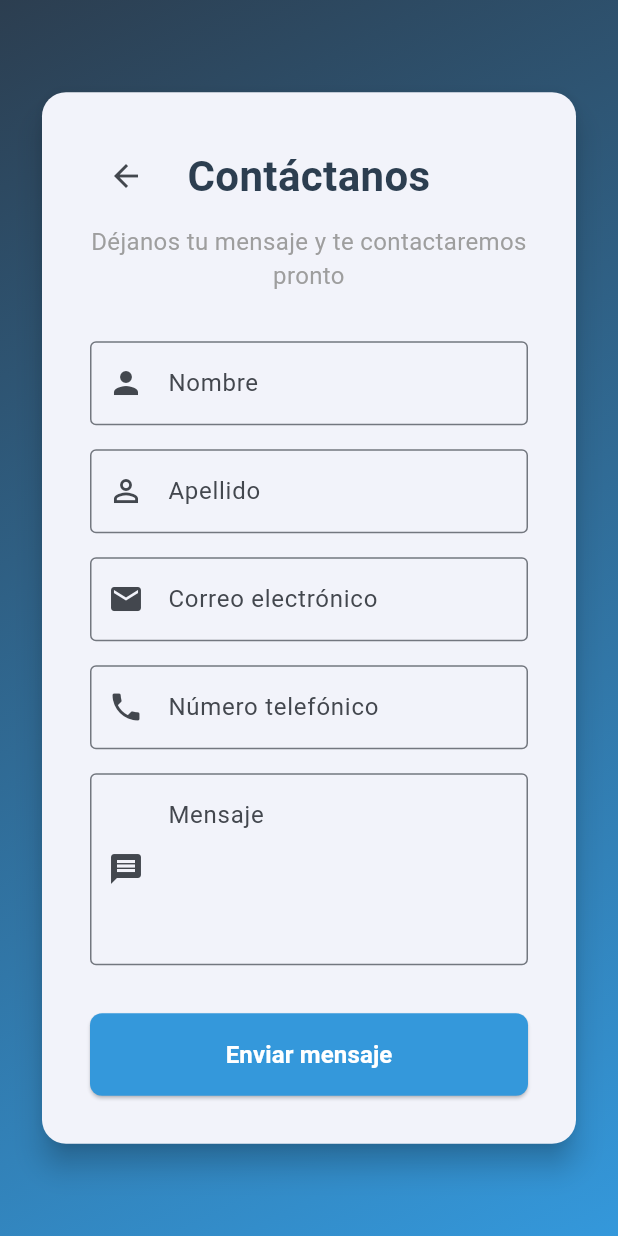
After one commit to JulianPiedrahita/jvs_cloud, a Flutter app: the screen it shows after launch, after a tap on the "contact mail" icon, on a phone screen of 412 x 824 dp. The commit adds this screen. Run offline on Flutter 3.47's test engine with Material 3 defaults, Android fonts, the light colour scheme and no system bars; our stand-ins replace connectivity_plus, dartz, dio, equatable, flutter_bloc, flutter_secure_storage and 6 more.

Commit message:
Add contact form - Create contact page with form and move contact link to dashboard header

```diff
--- a/lib/core/router/app_router.dart
+++ b/lib/core/router/app_router.dart
@@ -5,6 +5,7 @@ import '../constants/app_constants.dart';
 import '../../features/auth/presentation/pages/login_page.dart';
 import '../../features/auth/presentation/pages/register_page.dart';
 import '../../features/auth/presentation/pages/forgot_password_page.dart';
+import '../../features/contact/pages/contact_page.dart';
 import '../../features/dashboard/presentation/pages/dashboard_page.dart';
 import '../../features/profile/presentation/pages/profile_page.dart';
 import '../../features/iac_resources/presentation/pages/iac_resources_page.dart';
@@ -39,6 +40,13 @@ class AppRouter {
           path: AppRoutes.forgotPassword,
           name: 'forgot-password',
           builder: (context, state) => const ForgotPasswordPage(),
+        ),
+
+        // Contact Route
+        GoRoute(
+          path: '/contact',
+          name: 'contact',
+          builder: (context, state) => const ContactPage(),
         ),
 
         // Main Application Routes
--- /dev/null
+++ b/lib/features/contact/pages/contact_page.dart
@@ -0,0 +1,265 @@
+import 'package:flutter/material.dart';
+import 'package:go_router/go_router.dart';
+
+class ContactPage extends StatefulWidget {
+  const ContactPage({super.key});
+
+  @override
+  State<ContactPage> createState() => _ContactPageState();
+}
+
+class _ContactPageState extends State<ContactPage> {
+  final _formKey = GlobalKey<FormState>();
+  final _nameController = TextEditingController();
+  final _lastNameController = TextEditingController();
+  final _emailController = TextEditingController();
+  final _phoneController = TextEditingController();
+  final _messageController = TextEditingController();
+  bool _isLoading = false;
+
+  @override
+  void dispose() {
+    _nameController.dispose();
+    _lastNameController.dispose();
+    _emailController.dispose();
+    _phoneController.dispose();
+    _messageController.dispose();
+    super.dispose();
+  }
+
+  Future<void> _submitForm() async {
+    if (_formKey.currentState!.validate()) {
+      setState(() {
+        _isLoading = true;
+      });
+
+      // Simular envío del formulario
+      await Future.delayed(const Duration(seconds: 2));
+
+      if (mounted) {
+        setState(() {
+          _isLoading = false;
+        });
+
+        // Mostrar mensaje de confirmación
+        ScaffoldMessenger.of(context).showSnackBar(
+          const SnackBar(
+            content: Text('¡Mensaje enviado correctamente! Te contactaremos pronto.'),
+            backgroundColor: Colors.green,
+          ),
+        );
+
+        // Navegar al dashboard después de un pequeño delay
+        Future.delayed(const Duration(seconds: 1), () {
+          if (mounted) {
+            context.go('/dashboard');
+          }
+        });
+      }
+    }
+  }
+
+  @override
+  Widget build(BuildContext context) {
+    return Scaffold(
+      body: Container(
+        decoration: const BoxDecoration(
+          gradient: LinearGradient(
+            begin: Alignment.topLeft,
+            end: Alignment.bottomRight,
+            colors: [
+              Color(0xFF2C3E50),
+              Color(0xFF3498DB),
+            ],
+          ),
+        ),
+        child: SafeArea(
+          child: Center(
+            child: SingleChildScrollView(
+              padding: const EdgeInsets.all(24.0),
+              child: ConstrainedBox(
+                constraints: const BoxConstraints(maxWidth: 500),
+                child: Card(
+                  elevation: 8,
+                  shape: RoundedRectangleBorder(
+                    borderRadius: BorderRadius.circular(16),
+                  ),
+                  child: Padding(
+                    padding: const EdgeInsets.all(32.0),
+                    child: Form(
+                      key: _formKey,
+                      child: Column(
+                        crossAxisAlignment: CrossAxisAlignment.stretch,
+                        children: [
+                          // Header
+                          Row(
+                            children: [
+                              IconButton(
+                                onPressed: () => context.go('/'),
+                                icon: const Icon(Icons.arrow_back),
+                              ),
+                              const Expanded(
+                                child: Text(
+                                  'Contáctanos',
+                                  style: TextStyle(
+                                    fontSize: 28,
+                                    fontWeight: FontWeight.bold,
+                                    color: Color(0xFF2C3E50),
+                                  ),
+                                  textAlign: TextAlign.center,
+                                ),
+                              ),
+                              const SizedBox(width: 48),
+                            ],
+                          ),
+                          const SizedBox(height: 8),
+                          const Text(
+                            'Déjanos tu mensaje y te contactaremos pronto',
+                            style: TextStyle(
+                              fontSize: 16,
+                              color: Colors.grey,
+                            ),
+                            textAlign: TextAlign.center,
+                          ),
+                          const SizedBox(height: 32),
+
+                          // Nombre
+                          TextFormField(
+                            controller: _nameController,
+                            decoration: const InputDecoration(
+                              labelText: 'Nombre',
+                              prefixIcon: Icon(Icons.person),
+                              border: OutlineInputBorder(),
+                            ),
+                            validator: (value) {
+                              if (value == null || value.isEmpty) {
+                                return 'Por favor ingresa tu nombre';
+                              }
+                              return null;
+                            },
+                          ),
+                          const SizedBox(height: 16),
+
+                          // Apellido
+                          TextFormField(
+                            controller: _lastNameController,
+                            decoration: const InputDecoration(
+                              labelText: 'Apellido',
+                              prefixIcon: Icon(Icons.person_outline),
+                              border: OutlineInputBorder(),
+                            ),
+                            validator: (value) {
+                              if (value == null || value.isEmpty) {
+                                return 'Por favor ingresa tu apellido';
+                              }
+                              return null;
+                            },
+                          ),
+                          const SizedBox(height: 16),
+
+                          // Correo
+                          TextFormField(
+                            controller: _emailController,
+                            keyboardType: TextInputType.emailAddress,
+                            decoration: const InputDecoration(
+                              labelText: 'Correo electrónico',
+                              prefixIcon: Icon(Icons.email),
+                              border: OutlineInputBorder(),
+                            ),
+                            validator: (value) {
+                              if (value == null || value.isEmpty) {
+                                return 'Por favor ingresa tu correo';
+                              }
+                              if (!RegExp(r'^[\w-\.]+@([\w-]+\.)+[\w-]{2,4}$').hasMatch(value)) {
+                                return 'Por favor ingresa un correo válido';
+                              }
+                              return null;
+                            },
+                          ),
+                          const SizedBox(height: 16),
+
+                          // Teléfono
+                          TextFormField(
+                            controller: _phoneController,
+                            keyboardType: TextInputType.phone,
+                            decoration: const InputDecoration(
+                              labelText: 'Número telefónico',
+                              prefixIcon: Icon(Icons.phone),
+                              border: OutlineInputBorder(),
+                            ),
+                            validator: (value) {
+                              if (value == null || value.isEmpty) {
+                                return 'Por favor ingresa tu número telefónico';
+                              }
+                              return null;
+                            },
+                          ),
+                          const SizedBox(height: 16),
+
+                          // Mensaje
+                          TextFormField(
+                            controller: _messageController,
+                            maxLines: 4,
+                            decoration: const InputDecoration(
+                              labelText: 'Mensaje',
+                              prefixIcon: Icon(Icons.message),
+                              border: OutlineInputBorder(),
+                              alignLabelWithHint: true,
+                            ),
+                            validator: (value) {
+                              if (value == null || value.isEmpty) {
+                                return 'Por favor escribe tu mensaje';
+                              }
+                              return null;
+                            },
+                          ),
+                          const SizedBox(height: 32),
+
+                          // Botón enviar
+                          ElevatedButton(
+                            onPressed: _isLoading ? null : _submitForm,
+                            style: ElevatedButton.styleFrom(
+                              backgroundColor: const Color(0xFF3498DB),
+                              foregroundColor: Colors.white,
+                              padding: const EdgeInsets.symmetric(vertical: 16),
+                              shape: RoundedRectangleBorder(
+                                borderRadius: BorderRadius.circular(8),
+                              ),
+                            ),
+                            child: _isLoading
+                                ? const Row(
+                                    mainAxisAlignment: MainAxisAlignment.center,
+                                    children: [
+                                      SizedBox(
+                                        width: 20,
+                                        height: 20,
+                                        child: CircularProgressIndicator(
+                                          strokeWidth: 2,
+                                          valueColor: AlwaysStoppedAnimation<Color>(Colors.white),
+                                        ),
+                                      ),
+                                      SizedBox(width: 12),
+                                      Text('Enviando...'),
+                                    ],
+                                  )
+                                : const Text(
+                                    'Enviar mensaje',
+                                    style: TextStyle(
+                                      fontSize: 16,
+                                      fontWeight: FontWeight.bold,
+                                    ),
+                                  ),
+                          ),
+                        ],
+                      ),
+                    ),
+                  ),
+                ),
+              ),
+            ),
+          ),
+        ),
+      ),
+    );
+  }
+}
--- a/lib/features/dashboard/presentation/pages/dashboard_page.dart
+++ b/lib/features/dashboard/presentation/pages/dashboard_page.dart
@@ -88,7 +88,26 @@ class DashboardPage extends StatelessWidget {
                             ],
                           ),
                         ),
-                        // Login button
+                        // Login and Contact buttons
+                        Row(
+                          children: [
+                            ElevatedButton.icon(
+                              onPressed: () => context.go('/contact'),
+                              icon: Icon(Icons.contact_mail, size: isExtraSmall ? 14 : isMobile ? 16 : 18),
+                              label: Text(
+                                isExtraSmall ? '' : 'Contáctanos', // Hide text on very small screens
+                                style: TextStyle(fontSize: isMobile ? 12 : 14),
+                              ),
+                              style: ElevatedButton.styleFrom(
+                                backgroundColor: Colors.white.withOpacity(0.9),
+                                foregroundColor: const Color(0xFF2196F3),
+                                padding: EdgeInsets.symmetric(
+                                  horizontal: isExtraSmall ? 8 : isMobile ? 12 : 16,
+                                  vertical: isExtraSmall ? 4 : isMobile ? 6 : 8,
+                                ),
+                              ),
+                            ),
+                            const SizedBox(width: 8),
                             ElevatedButton.icon(
                               onPressed: () => context.go(AppRoutes.login),
                               icon: Icon(Icons.login, size: isExtraSmall ? 14 : isMobile ? 16 : 18),
@@ -104,6 +123,8 @@ class DashboardPage extends StatelessWidget {
                                   vertical: isExtraSmall ? 4 : isMobile ? 6 : 8,
                                 ),
                               ),
+                            ),
+                          ],
                         ),
                       ],
                     ),
```
Lines whose indentation alone changed are shown as unchanged.
